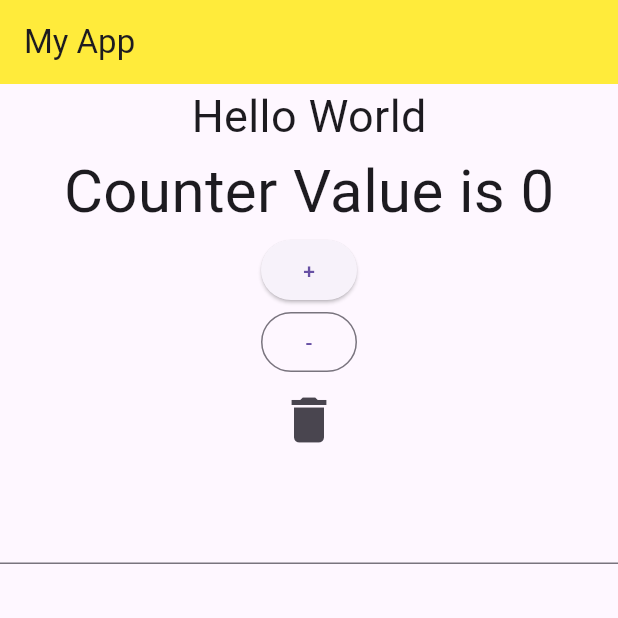
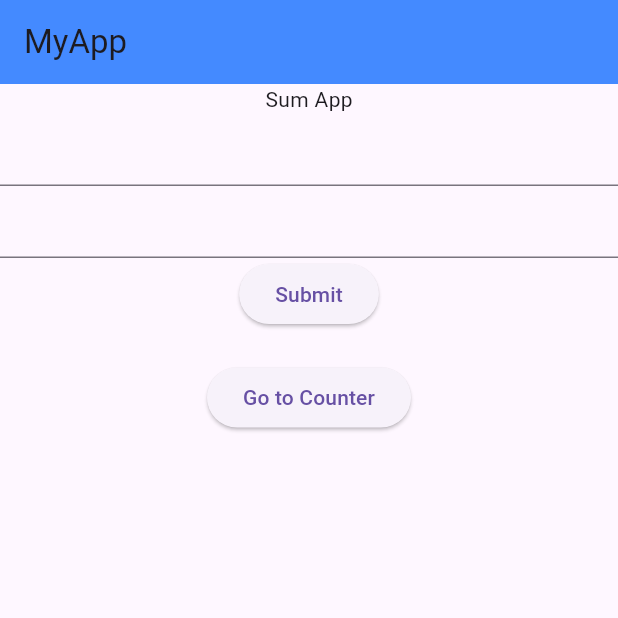
Before and after one commit to BrijeshRakhasiya/App_Development-, a Flutter app: the screen it shows after launch, on a phone screen of 412 x 824 dp, the top half of it. Run offline on Flutter 3.47's test engine with Material 3 defaults, Android fonts, the phone set to English and light mode, and no system bars.

Commit message:
Navigation APP

```diff
--- a/App1/flutter_application_1/lib/main.dart
+++ b/App1/flutter_application_1/lib/main.dart
@@ -1,96 +1,100 @@
 import 'package:flutter/material.dart';
+import 'counter.dart';
 
 void main() {
-  runApp(MyApp());
+  runApp(MaterialApp(home: MyApp()));
 }
 
-class MyApp extends StatefulWidget {
+class MyApp extends StatelessWidget {
   const MyApp({super.key});
-  @override
-  State<MyApp> createState() => _MyAppState();
-}
 
-class _MyAppState extends State<MyApp> {
-  int counter = 0;
-  String mymsg = "";
   @override
   Widget build(BuildContext context) {
     return MaterialApp(
-      home: Scaffold(
-        appBar: AppBar(title: Text("My App"), backgroundColor: Colors.yellow),
-        body: Column(
+      title: 'Flutter Demo',
+      theme: ThemeData(primarySwatch: Colors.blue),
+      debugShowCheckedModeBanner: false,
+      home: const MyHomePage(title: 'MyApp'),
+    );
+  }
+}
+
+class MyHomePage extends StatefulWidget {
+  final String title;
+  const MyHomePage({Key? key, required this.title}) : super(key: key);
+
+  @override
+  State<MyHomePage> createState() => _MyHomePageState();
+}
+
+class _MyHomePageState extends State<MyHomePage> {
+  TextEditingController txt1 = TextEditingController();
+  TextEditingController txt2 = TextEditingController();
+  var msg = "";
+
+  @override
+  Widget build(BuildContext context) {
+    return Scaffold(
+      appBar: AppBar(
+        title: Text(widget.title),
+        backgroundColor: Colors.blueAccent,
+      ), // AppBar
+      body: Center(
+        child: Column(
           children: [
-            Text("Hello World", style: TextStyle(fontSize: 30)),
-            Text("Counter Value is $counter", style: TextStyle(fontSize: 40)),
+            const Text('Sum App'),
+            TextField(controller: txt1),
+            TextField(controller: txt2),
             ElevatedButton(
               onPressed: () {
-                incrementCounter();
+                doSum();
               },
-              child: Text("+"),
-            ),
-            OutlinedButton(
+              child: Text("Submit"),
+            ), // ElevatedButton
+            Text("$msg"),
+            ElevatedButton(
               onPressed: () {
-                decrementCounter();
+                Navigator.push(
+                  context,
+                  MaterialPageRoute(builder: (context) => Counter()),
+                );
               },
-              child: Text("-"),
-            ),
-            IconButton(
-              onPressed: () {
-                resetCounter();
-              },
-              icon: Icon(Icons.delete, size: 40),
-            ),
-            Text(" $mymsg"),
-            TextField(
-              onChanged: (value) {
-                setState(() {
-
-                  mymsg = value;
-                  checkOddEven();
-                });
-              },
-            ),
+              child: Text("Go to Counter"),
+            ), // ElevatedButton
           ],
-        ),
-      ),
-    );
+        ), // Column
+      ), // Center
+    ); // Scaffold
   }
 
-  void incrementCounter() {
+  void doValidation() {
+    var no1 = txt1.text;
+    var no2 = txt2.text;
+    if (no1.isEmpty || no2.isEmpty) {
+      setState(() {
+        msg = "Please enter both numbers";
+      });
+      return;
+    }
+    if (int.tryParse(no1) == null || int.tryParse(no2) == null) {
+      setState(() {
+        msg = "Please enter valid numbers";
+      });
+      return;
+    }
+  }
+
+  void doSum() {
+    doValidation();
+    if (msg.isNotEmpty) {
+      return;
+    }
+    var no1 = txt1.text;
+    var no2 = txt2.text;
+    var c = int.parse(no1) + int.parse(no2);
+    print("Sum is $c");
     setState(() {
-      if (counter > 5) {
-        mymsg = "Counter can't go above 5";
-      } else {
-        counter++;
-        mymsg = "";
-      }
+      msg = "Sum is $c";
     });
   }
-
-  void decrementCounter() {
-    setState(() {
-      if (counter > 0) {
-        counter--;
-        mymsg = "";
-      } else {
-        counter = 0;
-        mymsg = "Counter can't go below 0";
-      }
-    });
-  }
-
-  void resetCounter() {
-    setState(() {
-      counter = 0;
-    });
-  }
-
-  void checkOddEven() {
-    int a = int.parse(mymsg);
-    if (a % 2 == 0) {
-      mymsg = "Even";
-    } else {
-      mymsg = "odd";
-    }
-
 }
```
Also changed, not shown: App1/flutter_application_1/lib/counter.dart (added, +93 -0 lines), MAD.txt (added, +50 -0 lines).
